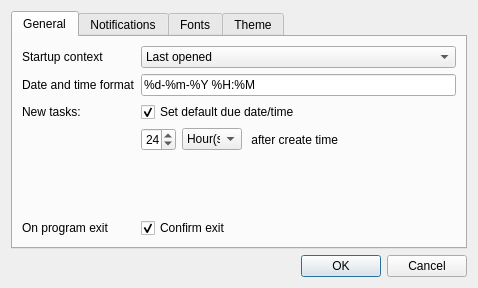
This is ui/settings.ui in middleofdreams/workload as Qt 5 draws it before an edit. The edited form follows.
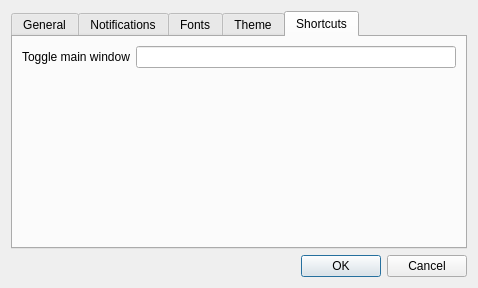
This is the edited form. The open tabs and pages were chosen to show the change.

Commit message: defining global shortcut (WIP)

```diff
--- a/ui/settings.ui
+++ b/ui/settings.ui
@@ -698,6 +698,30 @@
        </item>
       </layout>
      </widget>
+     <widget class="QWidget" name="shortcutsTab">
+      <attribute name="title">
+       <string>Shortcuts</string>
+      </attribute>
+      <layout class="QFormLayout" name="formLayout_2">
+       <property name="fieldGrowthPolicy">
+        <enum>QFormLayout::AllNonFixedFieldsGrow</enum>
+       </property>
+       <item row="0" column="0">
+        <widget class="QLabel" name="label_19">
+         <property name="text">
+          <string>Toggle main window</string>
+         </property>
+        </widget>
+       </item>
+       <item row="0" column="1">
+        <widget class="QLineEdit" name="mainWindowToggleKey">
+         <property name="cursor">
+          <cursorShape>IBeamCursor</cursorShape>
+         </property>
+        </widget>
+       </item>
+      </layout>
+     </widget>
     </widget>
    </item>
   </layout>
```
Left out of the diff: 2 changed lines with no effect on the pictures. The commit also changes 3 other files.
